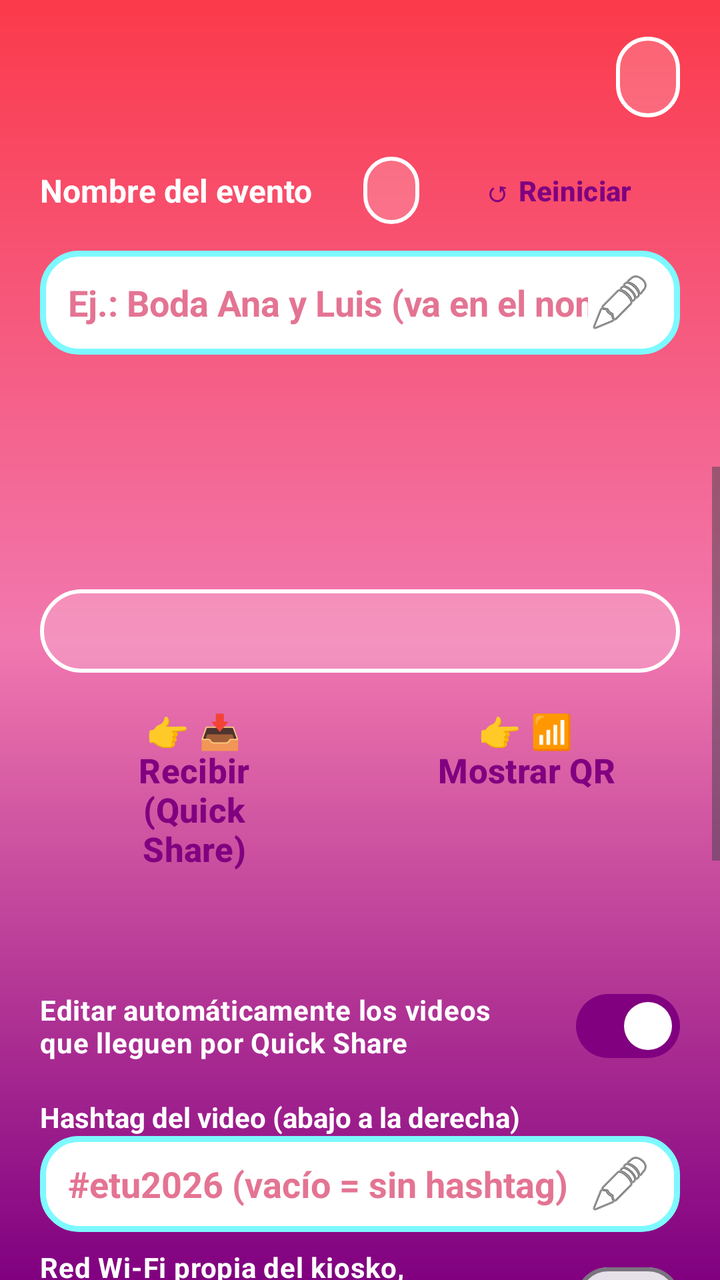
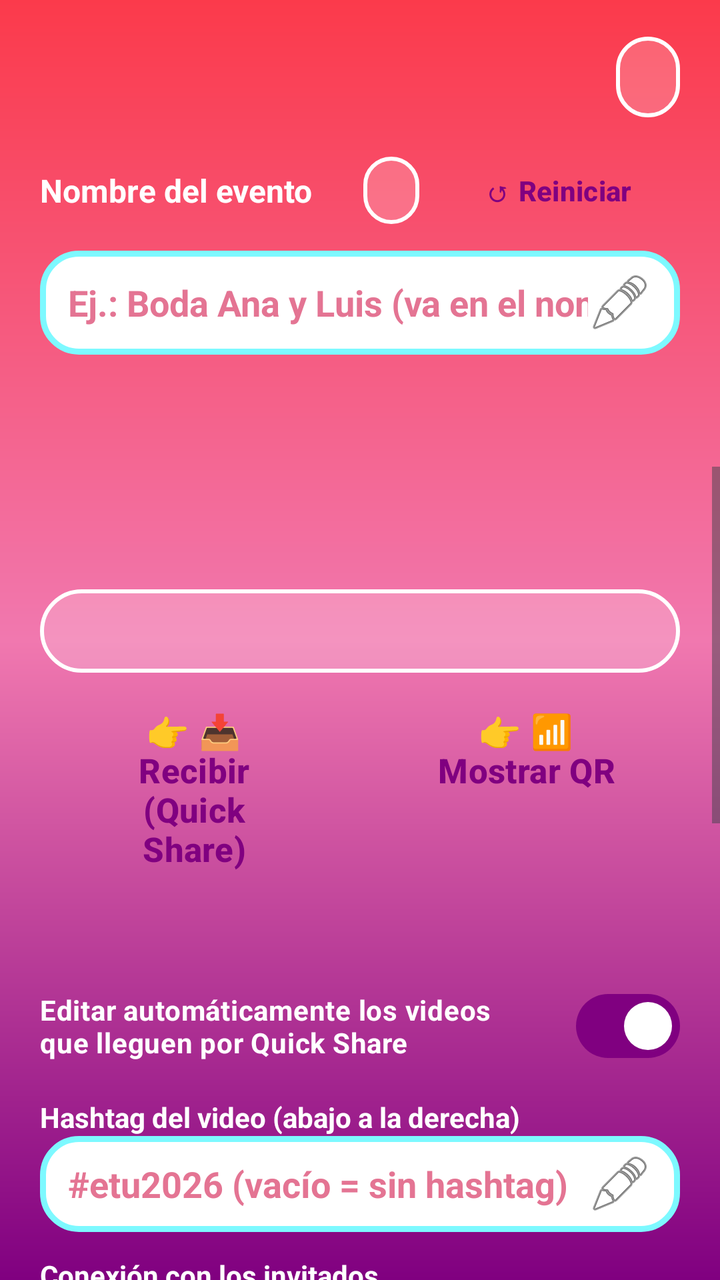

Before-and-after screenshots of an Android layout around one commit, followed by the original layout XML and the change that was made.
<!-- AndroidManifest.xml: application theme Theme.Kiosko -->
<!-- res/layout/activity_main.xml -->
<?xml version="1.0" encoding="utf-8"?>
<LinearLayout xmlns:android="http://schemas.android.com/apk/res/android"
    xmlns:app="http://schemas.android.com/apk/res-auto"
    android:layout_width="match_parent"
    android:layout_height="match_parent"
    android:background="@drawable/bg_screen"
    android:orientation="vertical">

    
    <LinearLayout
        android:layout_width="match_parent"
        android:layout_height="wrap_content"
        android:gravity="center_vertical"
        android:orientation="horizontal"
        android:paddingStart="20dp"
        android:paddingTop="16dp"
        android:paddingEnd="20dp">

        <TextView
            android:id="@+id/hashtag"
            android:layout_width="0dp"
            android:layout_height="wrap_content"
            android:layout_weight="1"
            android:rotation="-3"
            android:shadowColor="@color/morado"
            android:shadowDy="4"
            android:shadowRadius="1"
            android:textColor="@color/blanco"
            android:textSize="34sp"
            android:textStyle="bold" />

        <TextView
            android:id="@+id/counter"
            android:layout_width="wrap_content"
            android:layout_height="wrap_content"
            android:background="@drawable/bg_card"
            android:paddingStart="16dp"
            android:paddingTop="8dp"
            android:paddingEnd="16dp"
            android:paddingBottom="8dp"
            android:textColor="@color/blanco"
            android:textSize="18sp"
            android:textStyle="bold" />
    </LinearLayout>

    
    <LinearLayout
        android:layout_width="match_parent"
        android:layout_height="wrap_content"
        android:gravity="center_vertical"
        android:orientation="horizontal"
        android:paddingStart="20dp"
        android:paddingTop="10dp"
        android:paddingEnd="20dp">

        <TextView
            android:layout_width="0dp"
            android:layout_height="wrap_content"
            android:layout_weight="1"
            android:text="@string/event_label"
            android:textColor="@color/blanco"
            android:textSize="16sp"
            android:textStyle="bold" />

        <TextView
            android:id="@+id/eventCounter"
            android:layout_width="wrap_content"
            android:layout_height="wrap_content"
            android:layout_marginEnd="8dp"
            android:background="@drawable/bg_card"
            android:paddingStart="14dp"
            android:paddingTop="6dp"
            android:paddingEnd="14dp"
            android:paddingBottom="6dp"
            android:textColor="@color/blanco"
            android:textSize="16sp"
            android:textStyle="bold" />

        <Button
            android:id="@+id/resetEventButton"
            style="@style/KioskButton"
            android:layout_width="wrap_content"
            android:layout_height="wrap_content"
            android:minHeight="48dp"
            android:text="@string/event_reset"
            android:textSize="14sp" />
    </LinearLayout>

    <EditText
        android:id="@+id/eventNameInput"
        android:layout_width="match_parent"
        android:layout_height="wrap_content"
        android:layout_marginStart="20dp"
        android:layout_marginTop="6dp"
        android:layout_marginEnd="20dp"
        android:background="@drawable/bg_interactive"
        android:drawableEnd="@android:drawable/ic_menu_edit"
        android:hint="@string/event_hint"
        android:importantForAutofill="no"
        android:inputType="textCapWords"
        android:maxLength="40"
        android:minHeight="52dp"
        android:paddingStart="14dp"
        android:paddingEnd="14dp"
        android:textColor="@color/morado"
        android:textColorHint="@color/rosa_viejo"
        android:textStyle="bold" />

    <com.google.android.material.tabs.TabLayout
        android:id="@+id/tabs"
        android:layout_width="match_parent"
        android:layout_height="wrap_content"
        android:layout_marginTop="8dp"
        android:background="@android:color/transparent"
        app:tabIndicatorColor="@color/azul_electrico"
        app:tabIndicatorFullWidth="false"
        app:tabIndicatorHeight="4dp"
        app:tabSelectedTextColor="@color/blanco"
        app:tabTextColor="@color/blanco_suave" />

    <FrameLayout
        android:layout_width="match_parent"
        android:layout_height="0dp"
        android:layout_weight="1">

        
        <ScrollView
            android:id="@+id/livePanel"
            android:layout_width="match_parent"
            android:layout_height="match_parent"
            android:fillViewport="true">

            <LinearLayout
                android:layout_width="match_parent"
                android:layout_height="wrap_content"
                android:gravity="center_horizontal"
                android:orientation="vertical"
                android:padding="20dp">

                <TextView
                    android:id="@+id/status"
                    android:layout_width="match_parent"
                    android:layout_height="wrap_content"
                    android:gravity="center"
                    android:textColor="@color/blanco"
                    android:textSize="22sp"
                    android:textStyle="bold" />

                <ProgressBar
                    android:id="@+id/progress"
                    style="?android:attr/progressBarStyleHorizontal"
                    android:layout_width="match_parent"
                    android:layout_height="wrap_content"
                    android:layout_marginTop="12dp"
                    android:max="100"
                    android:progressBackgroundTint="@color/blanco_suave"
                    android:progressTint="@color/azul_electrico"
                    android:visibility="gone" />

                <Button
                    android:id="@+id/notificationAccessButton"
                    style="@style/KioskButton"
                    android:layout_width="match_parent"
                    android:layout_height="wrap_content"
                    android:layout_marginTop="12dp"
                    android:text="@string/notification_access"
                    android:visibility="gone" />

                
                <TextView
                    android:id="@+id/modeText"
                    android:layout_width="match_parent"
                    android:layout_height="wrap_content"
                    android:layout_marginTop="12dp"
                    android:background="@drawable/bg_card"
                    android:gravity="center"
                    android:padding="10dp"
                    android:textColor="@color/blanco"
                    android:textSize="16sp"
                    android:textStyle="bold" />

                
                <LinearLayout
                    android:id="@+id/wifiRow"
                    android:layout_width="match_parent"
                    android:layout_height="wrap_content"
                    android:layout_marginTop="14dp"
                    android:background="@drawable/bg_card"
                    android:gravity="center_vertical"
                    android:orientation="horizontal"
                    android:padding="10dp"
                    android:visibility="gone">

                    <ImageView
                        android:id="@+id/wifiQr"
                        android:layout_width="130dp"
                        android:layout_height="130dp"
                        android:background="@drawable/bg_qr"
                        android:contentDescription="@string/wifi_qr_description"
                        android:padding="6dp"
                        android:scaleType="fitCenter" />

                    <TextView
                        android:id="@+id/wifiText"
                        android:layout_width="0dp"
                        android:layout_height="wrap_content"
                        android:layout_marginStart="12dp"
                        android:layout_weight="1"
                        android:textColor="@color/blanco"
                        android:textSize="15sp" />
                </LinearLayout>

                <LinearLayout
                    android:layout_width="match_parent"
                    android:layout_height="wrap_content"
                    android:layout_marginTop="8dp"
                    android:orientation="horizontal">

                    <Button
                        style="@style/KioskButton"
                        android:id="@+id/receiveButton"
                        android:layout_width="0dp"
                        android:layout_height="wrap_content"
                        android:layout_marginEnd="6dp"
                        android:layout_weight="1"
                        android:text="@string/receive_button" />

                    <Button
                        style="@style/KioskButton"
                        android:id="@+id/shareButton"
                        android:layout_width="0dp"
                        android:layout_height="wrap_content"
                        android:layout_marginStart="6dp"
                        android:layout_weight="1"
                        android:text="@string/share_button" />
                </LinearLayout>

                
                <LinearLayout
                    android:id="@+id/resultRow"
                    android:layout_width="match_parent"
                    android:layout_height="wrap_content"
                    android:layout_marginTop="20dp"
                    android:baselineAligned="false"
                    android:gravity="center"
                    android:orientation="horizontal"
                    android:visibility="gone">

                    <LinearLayout
                        android:layout_width="0dp"
                        android:layout_height="wrap_content"
                        android:layout_marginEnd="12dp"
                        android:layout_weight="1"
                        android:background="@drawable/bg_card"
                        android:gravity="center_horizontal"
                        android:orientation="vertical"
                        android:padding="8dp">

                        <ImageView
                            android:id="@+id/preview"
                            android:layout_width="match_parent"
                            android:layout_height="300dp"
                            android:contentDescription="@string/preview_description"
                            android:scaleType="fitCenter" />

                        <TextView
                            android:id="@+id/previewLabel"
                            android:layout_width="wrap_content"
                            android:layout_height="wrap_content"
                            android:layout_marginTop="6dp"
                            android:textColor="@color/blanco"
                            android:textSize="16sp"
                            android:textStyle="bold" />
                    </LinearLayout>

                    <LinearLayout
                        android:layout_width="wrap_content"
                        android:layout_height="wrap_content"
                        android:gravity="center_horizontal"
                        android:orientation="vertical">

                        
                        <ImageView
                            android:id="@+id/qr"
                            android:layout_width="180dp"
                            android:layout_height="180dp"
                            android:background="@drawable/bg_qr"
                            android:contentDescription="@string/qr_description"
                            android:padding="8dp"
                            android:scaleType="fitCenter" />

                        <TextView
                            android:layout_width="wrap_content"
                            android:layout_height="wrap_content"
                            android:layout_marginTop="8dp"
                            android:text="@string/scan_me"
                            android:textColor="@color/blanco"
                            android:textSize="16sp"
                            android:textStyle="bold" />
                    </LinearLayout>
                </LinearLayout>

                <CheckBox
                    android:id="@+id/authorizeCheck"
                    android:layout_width="match_parent"
                    android:layout_height="wrap_content"
                    android:layout_marginTop="14dp"
                    android:background="@drawable/bg_interactive"
                    android:buttonTint="@color/morado"
                    android:elevation="6dp"
                    android:minHeight="60dp"
                    android:padding="10dp"
                    android:text="@string/authorize"
                    android:textColor="@color/morado"
                    android:textSize="18sp"
                    android:textStyle="bold"
                    android:visibility="gone" />


                <TextView
                    android:id="@+id/url"
                    android:layout_width="wrap_content"
                    android:layout_height="wrap_content"
                    android:layout_marginTop="8dp"
                    android:textColor="@color/blanco_suave"
                    android:textIsSelectable="true"
                    android:textSize="14sp" />

                <com.google.android.material.materialswitch.MaterialSwitch
                    android:id="@+id/autoSwitch"
                    android:layout_width="match_parent"
                    android:layout_height="wrap_content"
                    android:layout_marginTop="24dp"
                    android:checked="true"
                    android:text="@string/auto_process"
                    android:textColor="@color/blanco"
                    android:textStyle="bold" />

                <TextView
                    android:layout_width="match_parent"
                    android:layout_height="wrap_content"
                    android:layout_marginTop="12dp"
                    android:text="@string/hashtag_label"
                    android:textColor="@color/blanco"
                    android:textStyle="bold" />

                <EditText
                    android:id="@+id/hashtagInput"
                    android:layout_width="match_parent"
                    android:layout_height="wrap_content"
                    android:background="@drawable/bg_interactive"
                    android:drawableEnd="@android:drawable/ic_menu_edit"
                    android:hint="@string/hashtag_hint"
                    android:importantForAutofill="no"
                    android:inputType="text"
                    android:maxLength="40"
                    android:minHeight="48dp"
                    android:paddingStart="14dp"
                    android:paddingEnd="14dp"
                    android:textColor="@color/morado"
                    android:textColorHint="@color/rosa_viejo"
                    android:textStyle="bold" />

                <com.google.android.material.materialswitch.MaterialSwitch
                    android:id="@+id/ownNetworkSwitch"
                    android:layout_width="match_parent"
                    android:layout_height="wrap_content"
                    android:layout_marginTop="8dp"
                    android:text="@string/own_network"
                    android:textColor="@color/blanco"
                    android:textStyle="bold" />

                <com.google.android.material.materialswitch.MaterialSwitch
                    android:id="@+id/doubleLogoSwitch"
                    android:layout_width="match_parent"
                    android:layout_height="wrap_content"
                    android:layout_marginTop="8dp"
                    android:text="@string/double_logo"
                    android:textColor="@color/blanco"
                    android:textStyle="bold" />

                <TextView
                    android:id="@+id/doubleLogoWarning"
                    android:layout_width="match_parent"
                    android:layout_height="wrap_content"
                    android:text="@string/double_logo_missing"
                    android:textColor="@color/blanco"
                    android:visibility="gone" />

                <TextView
                    android:layout_width="match_parent"
                    android:layout_height="wrap_content"
                    android:layout_marginTop="16dp"
                    android:text="@string/speed_label"
                    android:textColor="@color/blanco"
                    android:textStyle="bold" />

                <Spinner
                    android:id="@+id/speedSpinner"
                    android:layout_width="match_parent"
                    android:layout_height="wrap_content"
                    android:background="@drawable/bg_interactive"
                    android:elevation="6dp"
                    android:minHeight="56dp"
                    android:paddingStart="8dp"
                    android:popupBackground="@color/blanco" />

                <TextView
                    android:layout_width="match_parent"
                    android:layout_height="wrap_content"
                    android:layout_marginTop="16dp"
                    android:text="@string/music_label"
                    android:textColor="@color/blanco"
                    android:textStyle="bold" />

                <Spinner
                    android:id="@+id/musicSpinner"
                    android:layout_width="match_parent"
                    android:layout_height="wrap_content"
                    android:background="@drawable/bg_interactive"
                    android:elevation="6dp"
                    android:minHeight="56dp"
                    android:paddingStart="8dp"
                    android:popupBackground="@color/blanco" />

                <TextView
                    android:id="@+id/musicWarning"
                    android:layout_width="match_parent"
                    android:layout_height="wrap_content"
                    android:text="@string/music_missing"
                    android:textColor="@color/blanco"
                    android:visibility="gone" />

                <Button
                    android:id="@+id/pickButton"
                    style="@style/KioskButton"
                    android:layout_width="match_parent"
                    android:layout_height="wrap_content"
                    android:layout_marginTop="16dp"
                    android:text="@string/pick_video" />

                <TextView
                    android:id="@+id/networkInfo"
                    android:layout_width="match_parent"
                    android:layout_height="wrap_content"
                    android:layout_marginTop="16dp"
                    android:textColor="@color/blanco_suave"
                    android:textSize="13sp" />

                <TextView
                    android:id="@+id/folderInfo"
                    android:layout_width="match_parent"
                    android:layout_height="wrap_content"
                    android:layout_marginTop="8dp"
                    android:textColor="@color/blanco_suave"
                    android:textSize="12sp" />
            </LinearLayout>
        </ScrollView>

        
        <LinearLayout
            android:id="@+id/historyPanel"
            android:layout_width="match_parent"
            android:layout_height="match_parent"
            android:orientation="vertical"
            android:paddingStart="12dp"
            android:paddingEnd="12dp"
            android:visibility="gone">

            <TextView
                android:id="@+id/historyCount"
                android:layout_width="match_parent"
                android:layout_height="wrap_content"
                android:padding="8dp"
                android:textColor="@color/blanco"
                android:textStyle="bold" />

            <TextView
                android:id="@+id/historyEmpty"
                android:layout_width="match_parent"
                android:layout_height="wrap_content"
                android:gravity="center"
                android:padding="32dp"
                android:text="@string/history_empty"
                android:textColor="@color/blanco"
                android:textSize="16sp"
                android:visibility="gone" />

            <androidx.recyclerview.widget.RecyclerView
                android:id="@+id/historyList"
                android:layout_width="match_parent"
                android:layout_height="0dp"
                android:layout_weight="1"
                android:clipToPadding="false"
                android:paddingBottom="16dp" />
        </LinearLayout>
    </FrameLayout>
</LinearLayout>
<!-- resources referenced by this layout -->
<resources>
  <color name="azul_electrico">#7DF9FF</color>
  <color name="blanco">#FFFFFF</color>
  <color name="blanco_suave">#FFF3F8</color>
  <color name="morado">#800080</color>
  <color name="rosa_viejo">#E47493</color>
  <!-- drawable bg_card (drawable) -->
  <?xml version="1.0" encoding="utf-8"?>
  <shape xmlns:android="http://schemas.android.com/apk/res/android">
      <solid android:color="@color/fondo_tarjeta" />
      <stroke android:width="2dp" android:color="@color/blanco" />
      <corners android:radius="22dp" />
  </shape>
  <!-- drawable bg_interactive (drawable) -->
  <?xml version="1.0" encoding="utf-8"?>
  <shape xmlns:android="http://schemas.android.com/apk/res/android">
      <solid android:color="@color/blanco" />
      <stroke android:width="3dp" android:color="@color/azul_electrico" />
      <corners android:radius="18dp" />
  </shape>
  <!-- drawable bg_qr (drawable) -->
  <?xml version="1.0" encoding="utf-8"?>
  <shape xmlns:android="http://schemas.android.com/apk/res/android">
      <solid android:color="@color/blanco" />
      <stroke android:width="5dp" android:color="@color/azul_electrico" />
      <corners android:radius="22dp" />
  </shape>
  <!-- drawable bg_screen (drawable) -->
  <?xml version="1.0" encoding="utf-8"?>
  <shape xmlns:android="http://schemas.android.com/apk/res/android">
      <gradient
          android:angle="300"
          android:centerColor="@color/rosa"
          android:endColor="@color/morado"
          android:startColor="@color/rojo"
          android:type="linear" />
  </shape>
  <string name="authorize">Autorizo compartir mi video en redes sociales</string>
  <string name="auto_process">Editar automáticamente los videos que lleguen por Quick Share</string>
  <string name="double_logo">Logos arriba: hashtag.png + marco.png (1/9 de la pantalla). Apagado = diseño clásico</string>
  <string name="double_logo_missing">⚠️ No se encontró hashtag.png en Download &gt; INSUMOS: se usará el diseño clásico.</string>
  <string name="event_hint">Ej.: Boda Ana y Luis (va en el nombre del video)</string>
  <string name="event_label">Nombre del evento</string>
  <string name="event_reset">↺ Reiniciar</string>
  <string name="hashtag_hint">#etu2026 (vacío = sin hashtag)</string>
  <string name="hashtag_label">Hashtag del video (abajo a la derecha)</string>
  <string name="history_empty">Todavía no hay videos procesados.</string>
  <string name="music_label">Canción</string>
  <string name="music_missing">No se encontraron canciones. Copia los .mp3 en Almacenamiento interno &gt; Download &gt; INSUMOS y da permiso de \"Música y audio\" a la app.</string>
  <string name="notification_access">🔔 Activar recepción automática de Quick Share</string>
  <string name="own_network">Red Wi-Fi propia del kiosko, automática (se apaga para Quick Share)</string>
  <string name="pick_video">👉 🎞️ Elegir un video manualmente</string>
  <string name="preview_description">Vista previa del video a compartir</string>
  <string name="qr_description">Código QR para descargar el video</string>
  <string name="receive_button">👉 📥 Recibir (Quick Share)</string>
  <string name="scan_me">Escanéame 📲</string>
  <string name="share_button">👉 📶 Mostrar QR</string>
  <string name="speed_label">Efecto de velocidad</string>
  <string name="wifi_qr_description">QR para conectarse a la red Wi-Fi del kiosko</string>
  <style name="Theme.Kiosko" parent="Theme.Material3.Light.NoActionBar">
          <item name="colorPrimary">@color/morado</item>
          <item name="colorOnPrimary">@color/blanco</item>
          <item name="colorSecondary">@color/azul_electrico</item>
          <item name="android:windowBackground">@drawable/bg_screen</item>
          <item name="android:statusBarColor">@color/rojo</item>
          <item name="android:navigationBarColor">@color/morado</item>
      </style>
  <color name="fondo_tarjeta">#33FFFFFF</color>
  <color name="rosa">#F178AF</color>
  <color name="rojo">#FB3A4B</color>
  <!-- unchanged entries left out for length: 1 -->
</resources>

<!-- the commit's change to res/layout/activity_main.xml (unified diff, before → after) -->
@@ -210,7 +210,16 @@
                         android:textSize="15sp" />
                 </LinearLayout>
 
+                <Button
+                    android:id="@+id/connectWifiButton"
+                    style="@style/KioskButton"
+                    android:layout_width="match_parent"
+                    android:layout_height="wrap_content"
+                    android:layout_marginTop="8dp"
+                    android:visibility="gone" />
+
                 <LinearLayout
+                    android:id="@+id/hotspotButtons"
                     android:layout_width="match_parent"
                     android:layout_height="wrap_content"
                     android:layout_marginTop="8dp"
@@ -361,14 +370,41 @@
                     android:textColorHint="@color/rosa_viejo"
                     android:textStyle="bold" />
 
-                <com.google.android.material.materialswitch.MaterialSwitch
-                    android:id="@+id/ownNetworkSwitch"
-                    android:layout_width="match_parent"
-                    android:layout_height="wrap_content"
-                    android:layout_marginTop="8dp"
-                    android:text="@string/own_network"
-                    android:textColor="@color/blanco"
-                    android:textStyle="bold" />
+                <TextView
+                    android:layout_width="match_parent"
+                    android:layout_height="wrap_content"
+                    android:layout_marginTop="12dp"
+                    android:text="@string/network_mode_label"
+                    android:textColor="@color/blanco"
+                    android:textStyle="bold" />
+
+                <RadioGroup
+                    android:id="@+id/networkModeGroup"
+                    android:layout_width="match_parent"
+                    android:layout_height="wrap_content"
+                    android:background="@drawable/bg_interactive"
+                    android:elevation="6dp"
+                    android:padding="6dp">
+
+                    <RadioButton
+                        android:id="@+id/radioEventWifi"
+                        android:layout_width="match_parent"
+                        android:layout_height="wrap_content"
+                        android:buttonTint="@color/morado"
+                        android:minHeight="52dp"
+                        android:textColor="@color/morado"
+                        android:textStyle="bold" />
+
+                    <RadioButton
+                        android:id="@+id/radioHotspot"
+                        android:layout_width="match_parent"
+                        android:layout_height="wrap_content"
+                        android:buttonTint="@color/morado"
+                        android:minHeight="52dp"
+                        android:text="@string/network_mode_hotspot"
+                        android:textColor="@color/morado"
+                        android:textStyle="bold" />
+                </RadioGroup>
 
                 <com.google.android.material.materialswitch.MaterialSwitch
                     android:id="@+id/doubleLogoSwitch"
<!-- resource entries referenced after the edit -->
@@ -48,8 +48,9 @@
   <string name="history_empty">Todavía no hay videos procesados.</string>
   <string name="music_label">Canción</string>
   <string name="music_missing">No se encontraron canciones. Copia los .mp3 en Almacenamiento interno &gt; Download &gt; INSUMOS y da permiso de \"Música y audio\" a la app.</string>
+  <string name="network_mode_hotspot">📡 Hotspot del kiosko — se apaga/enciende solo para Quick Share</string>
+  <string name="network_mode_label">Conexión con los invitados</string>
   <string name="notification_access">🔔 Activar recepción automática de Quick Share</string>
-  <string name="own_network">Red Wi-Fi propia del kiosko, automática (se apaga para Quick Share)</string>
   <string name="pick_video">👉 🎞️ Elegir un video manualmente</string>
   <string name="preview_description">Vista previa del video a compartir</string>
   <string name="qr_description">Código QR para descargar el video</string>
